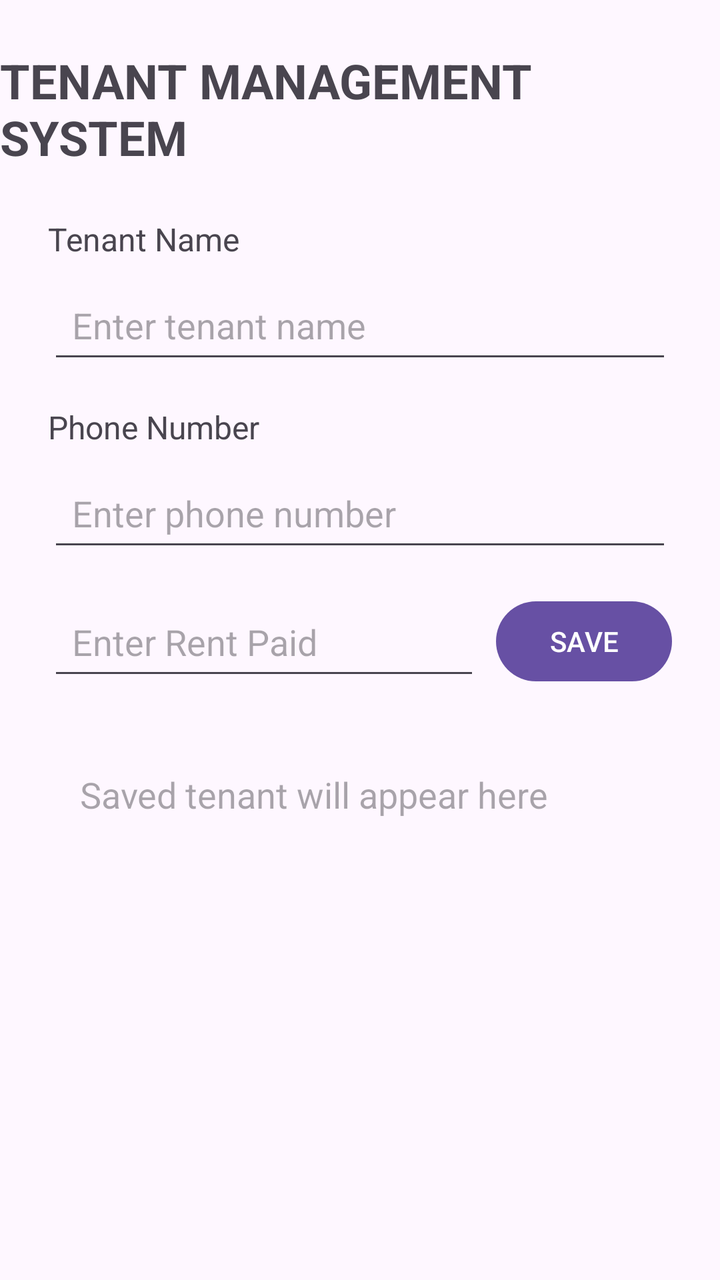
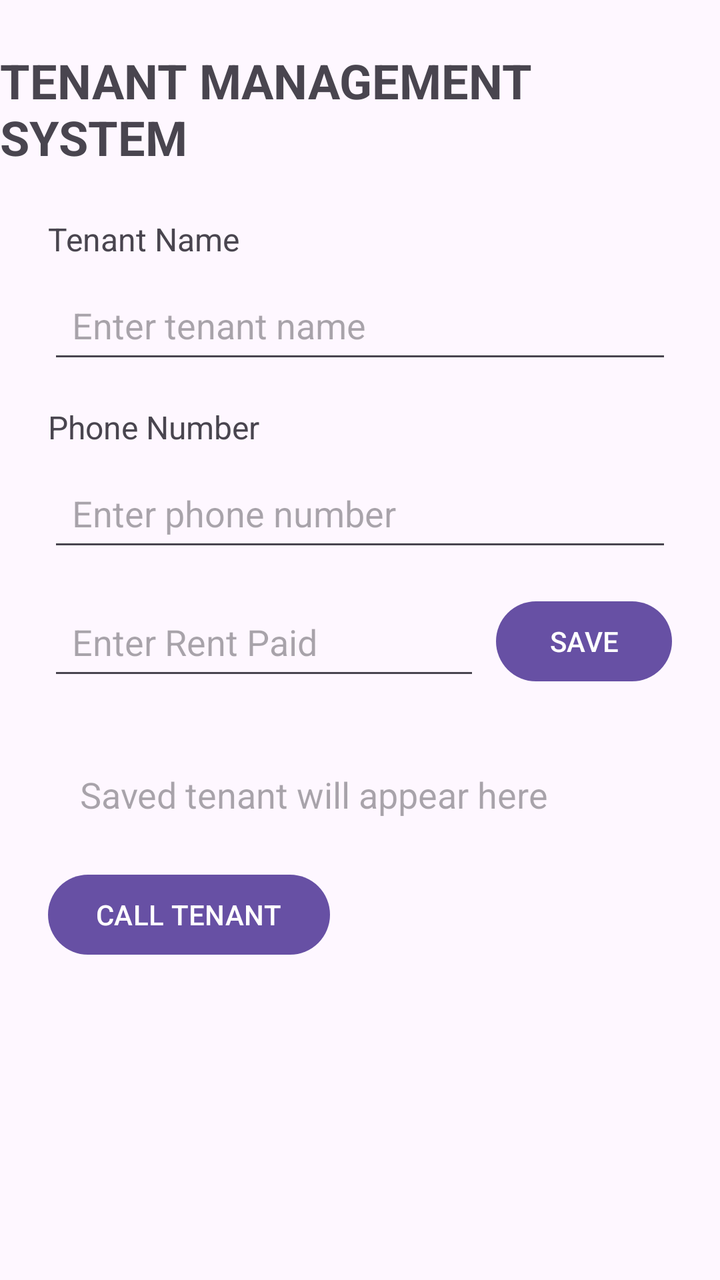

Compare the two renders of this Android layout. The source of the first and the diff that turns it into the second are given below.
<!-- AndroidManifest.xml: application theme Theme.TenantManagementSystem -->
<!-- res/layout/activity_main.xml -->
<?xml version="1.0" encoding="utf-8"?>
<layout
    xmlns:android="http://schemas.android.com/apk/res/android"
    xmlns:app="http://schemas.android.com/apk/res-auto">

    <data>
        <variable
            name="tenant"
            type="com.example.tenantmanagementsystem.Tenant" />
    </data>

    <androidx.constraintlayout.widget.ConstraintLayout
        android:layout_width="match_parent"
        android:layout_height="match_parent">

    <TextView
        android:id="@+id/titleTextView"
        android:layout_width="wrap_content"
        android:layout_height="wrap_content"
        android:text="TENANT MANAGEMENT SYSTEM"
        android:textSize="24sp"
        android:textStyle="bold"
        android:layout_marginTop="24dp"
        app:layout_constraintTop_toTopOf="parent"
        app:layout_constraintStart_toStartOf="parent"
        app:layout_constraintEnd_toEndOf="parent" />

    <TextView
        android:id="@+id/tenantNameLabel"
        android:layout_width="wrap_content"
        android:layout_height="wrap_content"
        android:text="Tenant Name"
        android:textSize="16sp"
        android:layout_marginTop="24dp"
        android:layout_marginStart="24dp"
        app:layout_constraintTop_toBottomOf="@id/titleTextView"
        app:layout_constraintStart_toStartOf="parent" />

    <EditText
        android:id="@+id/tenantNameEditText"
        android:layout_width="0dp"
        android:layout_height="wrap_content"
        android:hint="Enter tenant name"
        android:minHeight="48dp"
        android:padding="12dp"
        android:layout_marginTop="8dp"
        android:layout_marginStart="24dp"
        android:layout_marginEnd="24dp"
        app:layout_constraintTop_toBottomOf="@id/tenantNameLabel"
        app:layout_constraintStart_toStartOf="parent"
        app:layout_constraintEnd_toEndOf="parent" />

    <TextView
        android:id="@+id/phoneLabel"
        android:layout_width="wrap_content"
        android:layout_height="wrap_content"
        android:text="Phone Number"
        android:textSize="16sp"
        android:layout_marginTop="16dp"
        android:layout_marginStart="24dp"
        app:layout_constraintTop_toBottomOf="@id/tenantNameEditText"
        app:layout_constraintStart_toStartOf="parent" />

    <EditText
        android:id="@+id/phoneEditText"
        android:layout_width="0dp"
        android:layout_height="wrap_content"
        android:hint="Enter phone number"
        android:inputType="phone"
        android:minHeight="48dp"
        android:padding="12dp"
        android:layout_marginTop="8dp"
        android:layout_marginStart="24dp"
        android:layout_marginEnd="24dp"
        app:layout_constraintTop_toBottomOf="@id/phoneLabel"
        app:layout_constraintStart_toStartOf="parent"
        app:layout_constraintEnd_toEndOf="parent" />

    <EditText
        android:id="@+id/rentEditText"
        android:layout_width="0dp"
        android:layout_height="wrap_content"
        android:hint="Enter Rent Paid"
        android:inputType="numberDecimal"
        android:minHeight="48dp"
        android:padding="12dp"
        android:layout_marginStart="24dp"
        android:layout_marginTop="16dp"
        android:layout_marginEnd="8dp"
        app:layout_constraintTop_toBottomOf="@id/phoneEditText"
        app:layout_constraintStart_toStartOf="parent"
        app:layout_constraintEnd_toStartOf="@id/saveButton" />

    <Button
        android:id="@+id/saveButton"
        android:layout_width="wrap_content"
        android:layout_height="wrap_content"
        android:text="SAVE"
        android:layout_marginEnd="24dp"
        app:layout_constraintTop_toTopOf="@id/rentEditText"
        app:layout_constraintEnd_toEndOf="parent" />

    <TextView
        android:id="@+id/tenantResultTextView"
        android:layout_width="0dp"
        android:layout_height="wrap_content"
        android:text="@{tenant.summary()}"
        android:hint="Saved tenant will appear here"
        android:textSize="18sp"
        android:padding="16dp"
        android:layout_margin="24dp"
        app:layout_constraintTop_toBottomOf="@id/rentEditText"
        app:layout_constraintStart_toStartOf="parent"
        app:layout_constraintEnd_toEndOf="parent" />

    </androidx.constraintlayout.widget.ConstraintLayout>

</layout>
<!-- resources referenced by this layout -->
<resources>
  <style name="Theme.TenantManagementSystem" parent="Base.Theme.TenantManagementSystem" />
  <style name="Base.Theme.TenantManagementSystem" parent="Theme.Material3.DayNight.NoActionBar">
          
          
      </style>
</resources>

<!-- the commit's change to res/layout/activity_main.xml (unified diff, before → after) -->
@@ -113,6 +113,16 @@
         app:layout_constraintStart_toStartOf="parent"
         app:layout_constraintEnd_toEndOf="parent" />
 
+        <Button
+            android:id="@+id/callButton"
+            android:layout_width="wrap_content"
+            android:layout_height="wrap_content"
+            android:text="CALL TENANT"
+            android:layout_marginStart="24dp"
+            android:layout_marginTop="8dp"
+            app:layout_constraintTop_toBottomOf="@id/tenantResultTextView"
+            app:layout_constraintStart_toStartOf="parent" />
+
     </androidx.constraintlayout.widget.ConstraintLayout>
 
 </layout>
